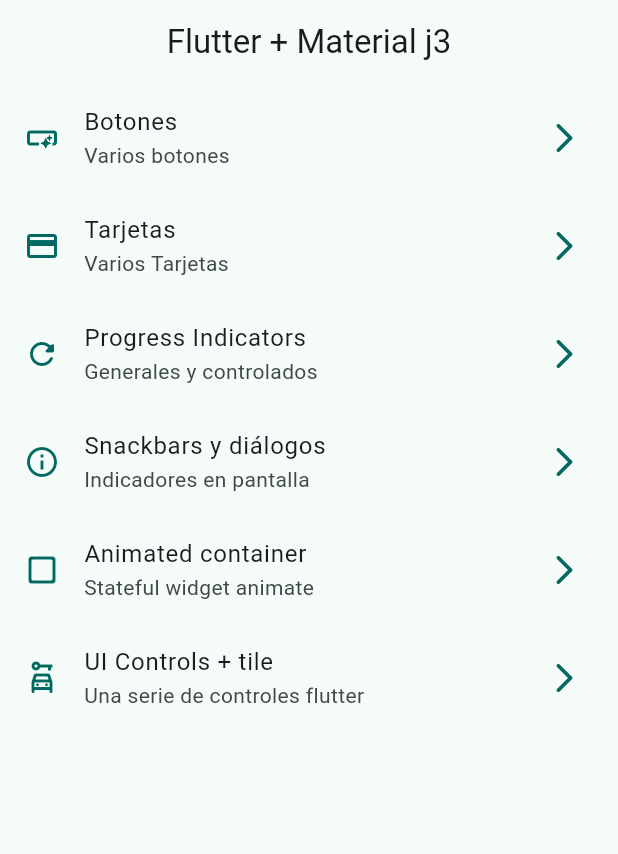
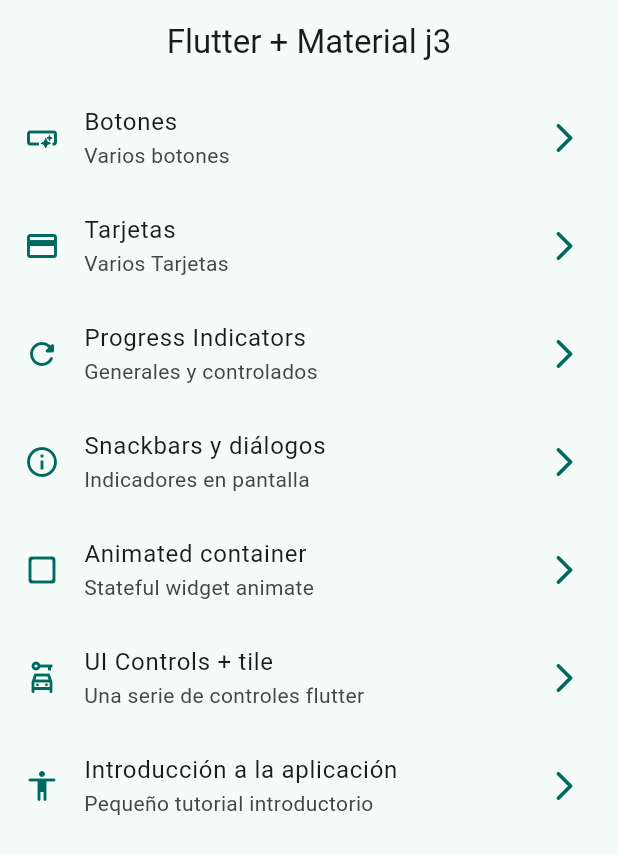
Before and after one commit to richard-allcca/Flutter-Widgets, a Flutter app: the screen it shows after launch, on a phone screen of 412 x 824 dp. Shown: the top 854 px of the screen. Run offline on Flutter 3.47's test engine with Material 3 defaults, Android fonts, the phone set to English and light mode, and no system bars; our stand-ins replace go_router.

Commit message:
added assets with route and menu_item

```diff
--- a/lib/config/menu/menu_items.dart
+++ b/lib/config/menu/menu_items.dart
@@ -51,4 +51,10 @@ const appMenuItems = <MenuItem>[
     link: '/ui-controls',
     icon: Icons.car_rental_outlined
   ),
+  MenuItem(
+    title: 'Introducción a la aplicación',
+    subTitle: 'Pequeño tutorial introductorio',
+    link: '/tutorial',
+    icon: Icons.accessibility_rounded
+  ),
 ];
--- a/lib/config/router/app_router.dart
+++ b/lib/config/router/app_router.dart
@@ -37,4 +37,9 @@ final appRouter = GoRouter(initialLocation: '/', routes: [
     name: UiControlsScreen.name,
     builder: (context, state) => const UiControlsScreen(),
   ),
+  GoRoute(
+    path: '/tutorial',
+    name: AppTutorialScreen.name,
+    builder: (context, state) => const AppTutorialScreen(),
+  ),
 ]);
--- a/pubspec.yaml
+++ b/pubspec.yaml
@@ -18,3 +18,6 @@ dev_dependencies:
 
 flutter:
   uses-material-design: true
+
+assets:
+  - assets/images/
```
Also changed, not shown: assets/Images/1.png (added), assets/Images/2.png (added), assets/Images/3.png (added), assets/Images/jar-loading.gif (added), 1 other file.
